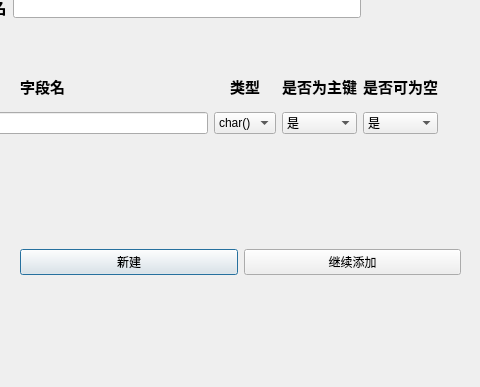
This is DBMS/createtable.ui in Rainysponge/DBMS as Qt 5 draws it before an edit; both pictures show x 160 to 640 and y 93 to 480 of the 640 by 480 pixel window. The edited form follows.
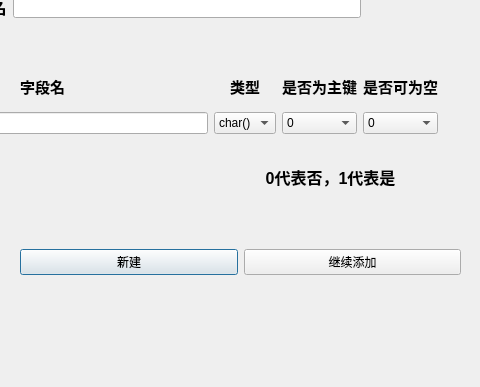
This is the edited form.

What changed in the file:
```diff
--- a/DBMS/createtable.ui
+++ b/DBMS/createtable.ui
@@ -26,7 +26,7 @@
     <string>&lt;html&gt;&lt;head/&gt;&lt;body&gt;&lt;p align=&quot;center&quot;&gt;&lt;span style=&quot; font-size:14pt; font-weight:600;&quot;&gt;创建表&lt;/span&gt;&lt;/p&gt;&lt;/body&gt;&lt;/html&gt;</string>
    </property>
   </widget>
-  <widget class="QWidget" name="">
+  <widget class="QWidget" name="layoutWidget">
    <property name="geometry">
     <rect>
      <x>130</x>
@@ -48,7 +48,7 @@
     </item>
    </layout>
   </widget>
-  <widget class="QWidget" name="">
+  <widget class="QWidget" name="layoutWidget">
    <property name="geometry">
     <rect>
      <x>37</x>
@@ -112,7 +112,7 @@
      <widget class="QComboBox" name="comboBoxPrimary">
       <item>
        <property name="text">
-        <string>是</string>
+        <string>0</string>
        </property>
       </item>
       <item>
@@ -126,7 +126,7 @@
      <widget class="QComboBox" name="comboBoxNULL">
       <item>
        <property name="text">
-        <string>是</string>
+        <string>0</string>
        </property>
       </item>
       <item>
@@ -138,7 +138,7 @@
     </item>
    </layout>
   </widget>
-  <widget class="QWidget" name="">
+  <widget class="QWidget" name="layoutWidget">
    <property name="geometry">
     <rect>
      <x>180</x>
@@ -164,6 +164,19 @@
     </item>
    </layout>
   </widget>
+  <widget class="QLabel" name="label_7">
+   <property name="geometry">
+    <rect>
+     <x>370</x>
+     <y>240</y>
+     <width>241</width>
+     <height>61</height>
+    </rect>
+   </property>
+   <property name="text">
+    <string>&lt;html&gt;&lt;head/&gt;&lt;body&gt;&lt;p align=&quot;center&quot;&gt;&lt;span style=&quot; font-size:12pt; font-weight:600;&quot;&gt;0代表否，1代表是&lt;/span&gt;&lt;/p&gt;&lt;/body&gt;&lt;/html&gt;</string>
+   </property>
+  </widget>
  </widget>
  <resources/>
  <connections/>
```
Left out of the diff: 4 changed lines with no effect on the pictures.
